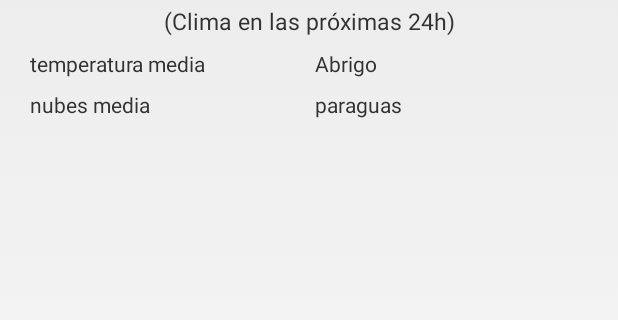
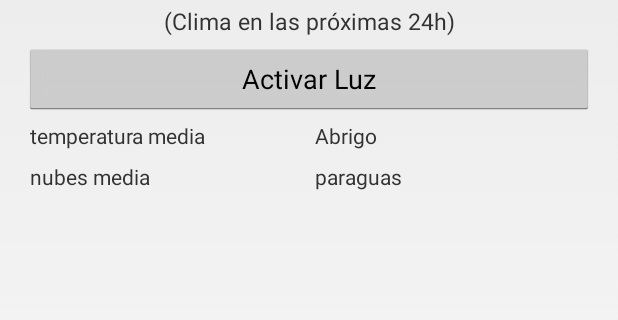
Before and after one commit to reymon359/listo-para-madrid, an Android app: the screen it shows after launch (MainActivity), on a phone screen of 412 x 824 dp, the part 261-581 px from its top. Run offline under Robolectric (Android 15) with nearby library versions, the phone set to English and light mode, and no system bars; our stand-ins replace Firebase (no records; nobody signed in at launch, a user with empty details on screens opened directly); libraries missing offline, so code that uses them is left out: com.firebase.ui; 1 statement that could not run was skipped.

```diff
--- a/app/src/main/AndroidManifest.xml
+++ b/app/src/main/AndroidManifest.xml
@@ -19,6 +19,7 @@
                 <category android:name="android.intent.category.LAUNCHER" />
             </intent-filter>
         </activity>
+        <service android:name="es.upm.miw.noisereporter.NoiseAlertActivity" />
     </application>
 
 </manifest>
--- a/app/src/main/java/es/upm/miw/firebaselogin/MainActivity.java
+++ b/app/src/main/java/es/upm/miw/firebaselogin/MainActivity.java
@@ -6,6 +6,7 @@ import android.os.Bundle;
 import android.support.annotation.NonNull;
 import android.util.Log;
 import android.view.View;
+import android.widget.Button;
 import android.widget.TextView;
 import android.widget.Toast;
 
@@ -19,6 +20,13 @@ import java.util.Arrays;
 import java.util.List;
 
 import es.upm.miw.firebaselogin.models.Forecast;
+import es.upm.miw.noisereporter.NoiseAlertActivity;
+import es.upm.miw.noisereporter.fcube.commands.FCColor;
+import es.upm.miw.noisereporter.fcube.commands.FCOff;
+import es.upm.miw.noisereporter.fcube.commands.FCOn;
+import es.upm.miw.noisereporter.fcube.config.FeedbackCubeConfig;
+import es.upm.miw.noisereporter.fcube.config.FeedbackCubeManager;
+import es.upm.miw.noisereporter.feeback.FeedbackColor;
 import retrofit2.Call;
 import retrofit2.Callback;
 import retrofit2.Response;
@@ -26,7 +34,7 @@ import retrofit2.Retrofit;
 import retrofit2.converter.gson.GsonConverterFactory;
 
 public class MainActivity extends Activity implements View.OnClickListener {
-
+    static String sIp = "192.168.0.100";
     private static final String API_BASE_URL = "http://api.openweathermap.org";
 
     private static final String LOG_TAG = "MiW";
@@ -37,6 +45,7 @@ public class MainActivity extends Activity implements View.OnClickListener {
 
     private FirebaseAuth mFirebaseAuth;
     private FirebaseAuth.AuthStateListener mAuthStateListener;
+    private Button cubeButton;
 
     private static final int RC_SIGN_IN = 2018;
 
@@ -50,9 +59,14 @@ public class MainActivity extends Activity implements View.OnClickListener {
         tvAbrigo = findViewById(R.id.tvAbrigo);
         tvNubes = findViewById(R.id.tvNubes);
         tvParaguas = findViewById(R.id.tvParaguas);
+        cubeButton = findViewById(R.id.cubeButton);
 
         findViewById(R.id.logoutButton).setOnClickListener(this);
-
+        cubeButton.setOnClickListener(new View.OnClickListener() {
+            public void onClick(View v) {
+                setCubeLight();
+            }
+        });
 
         mFirebaseAuth = FirebaseAuth.getInstance();
         mAuthStateListener = new FirebaseAuth.AuthStateListener() {
@@ -85,6 +99,29 @@ public class MainActivity extends Activity implements View.OnClickListener {
         };
     }
 
+
+    public void setCubeLight() {
+//        Intent intent = new Intent(this, NoiseAlertActivity.class);
+//        startActivity(intent);
+        sendColor(new FeedbackColor(0, 0, 255));
+    }
+
+    public void sendColor(FeedbackColor color) {
+        // Launch color in the cube
+        FCColor fcc = new FCColor(sIp, "" + color.getR(), ""
+                + color.getG(), "" + color.getB());
+        new FeedbackCubeManager().execute(fcc);
+    }
+
+    public void encenderCubo() {
+        FCOn f = new FCOn(sIp);
+        new FeedbackCubeManager().execute(f);
+    }
+
+    public void apagarCubo() {
+        FCOff f = new FCOff(sIp);
+        new FeedbackCubeManager().execute(f);
+    }
 
     @Override
     protected void onPause() {
--- a/app/src/main/res/layout/activity_main.xml
+++ b/app/src/main/res/layout/activity_main.xml
@@ -49,6 +49,12 @@
         android:textAlignment="center"
         android:textSize="15sp"
         tools:ignore="MissingConstraints"></TextView>
+    <Button
+        android:id="@+id/cubeButton"
+        android:layout_width="match_parent"
+        android:layout_height="wrap_content"
+        android:padding="10dp"
+        android:text="Activar Luz" />
 
     <LinearLayout
         android:id="@+id/fila2"
```
